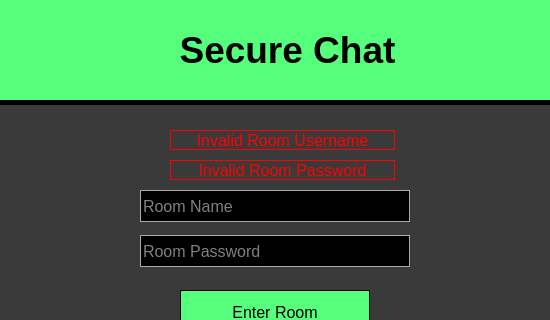
This is Cove_Client/cove_securechatlogin.ui in tyler-becker/Middle-Management-CMPS285 as Qt 5 draws it before an edit; both pictures show x 0 to 550 and y 0 to 320 of the 550 by 685 pixel window. The edited form follows.
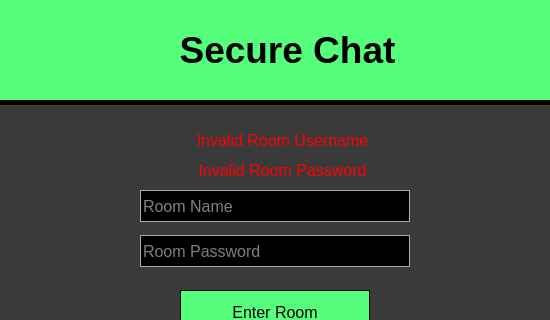
This is the edited form.

Patch:
```diff
--- a/Cove_Client/cove_securechatlogin.ui
+++ b/Cove_Client/cove_securechatlogin.ui
@@ -577,11 +577,16 @@
      <height>20</height>
     </rect>
    </property>
+   <property name="font">
+    <font>
+     <family>Arial</family>
+     <pointsize>12</pointsize>
+    </font>
+   </property>
    <property name="styleSheet">
     <string notr="true">QLabel{
 	color: red;
 	background-color: none;
-	border: 1px solid red;
 }</string>
    </property>
    <property name="text">
@@ -673,11 +678,16 @@
      <height>20</height>
     </rect>
    </property>
+   <property name="font">
+    <font>
+     <family>Arial</family>
+     <pointsize>12</pointsize>
+    </font>
+   </property>
    <property name="styleSheet">
     <string notr="true">QLabel{
 	color: red;
 	background-color: none;
-	border: 1px solid red;
 }</string>
    </property>
    <property name="text">
```
